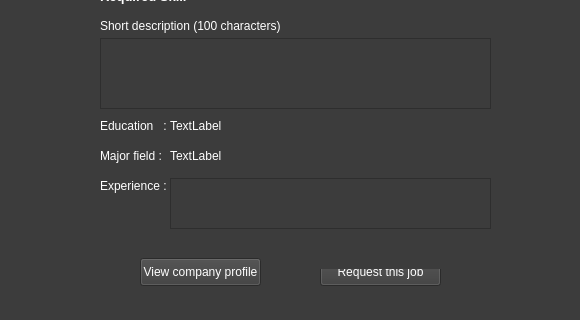
This is ui_form/View_Job_detail.ui in Sirawap/PathFinder-Project as Qt 5 draws it before an edit; both pictures show x 0 to 580 and y 212 to 532 of the 580 by 532 pixel window. The edited form follows.
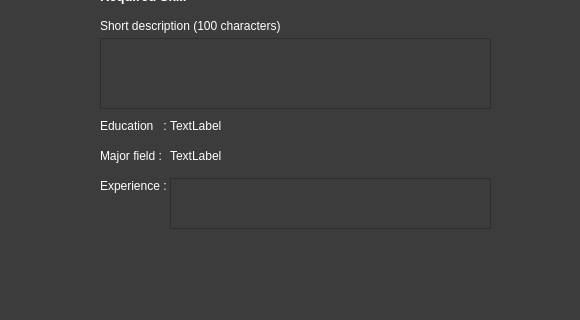
This is the edited form.

What changed in the file:
```diff
--- a/ui_form/View_Job_detail.ui
+++ b/ui_form/View_Job_detail.ui
@@ -19,19 +19,6 @@
 	color: white;
 }</string>
   </property>
-  <widget class="QPushButton" name="pushButton_request_Job">
-   <property name="geometry">
-    <rect>
-     <x>320</x>
-     <y>470</y>
-     <width>121</width>
-     <height>28</height>
-    </rect>
-   </property>
-   <property name="text">
-    <string>Request this job</string>
-   </property>
-  </widget>
   <widget class="QLabel" name="label">
    <property name="geometry">
     <rect>
@@ -88,8 +75,8 @@
   <widget class="QLabel" name="error_label">
    <property name="geometry">
     <rect>
-     <x>100</x>
-     <y>440</y>
+     <x>90</x>
+     <y>450</y>
      <width>371</width>
      <height>41</height>
     </rect>
@@ -295,19 +282,6 @@
 &lt;p style=&quot;-qt-paragraph-type:empty; margin-top:0px; margin-bottom:0px; margin-left:0px; margin-right:0px; -qt-block-indent:0; text-indent:0px;&quot;&gt;&lt;br /&gt;&lt;/p&gt;&lt;/body&gt;&lt;/html&gt;</string>
    </property>
   </widget>
-  <widget class="QPushButton" name="pushButton_view_company_profile">
-   <property name="geometry">
-    <rect>
-     <x>140</x>
-     <y>470</y>
-     <width>121</width>
-     <height>28</height>
-    </rect>
-   </property>
-   <property name="text">
-    <string>View company profile</string>
-   </property>
-  </widget>
   <widget class="QLabel" name="label_company">
    <property name="geometry">
     <rect>
```
